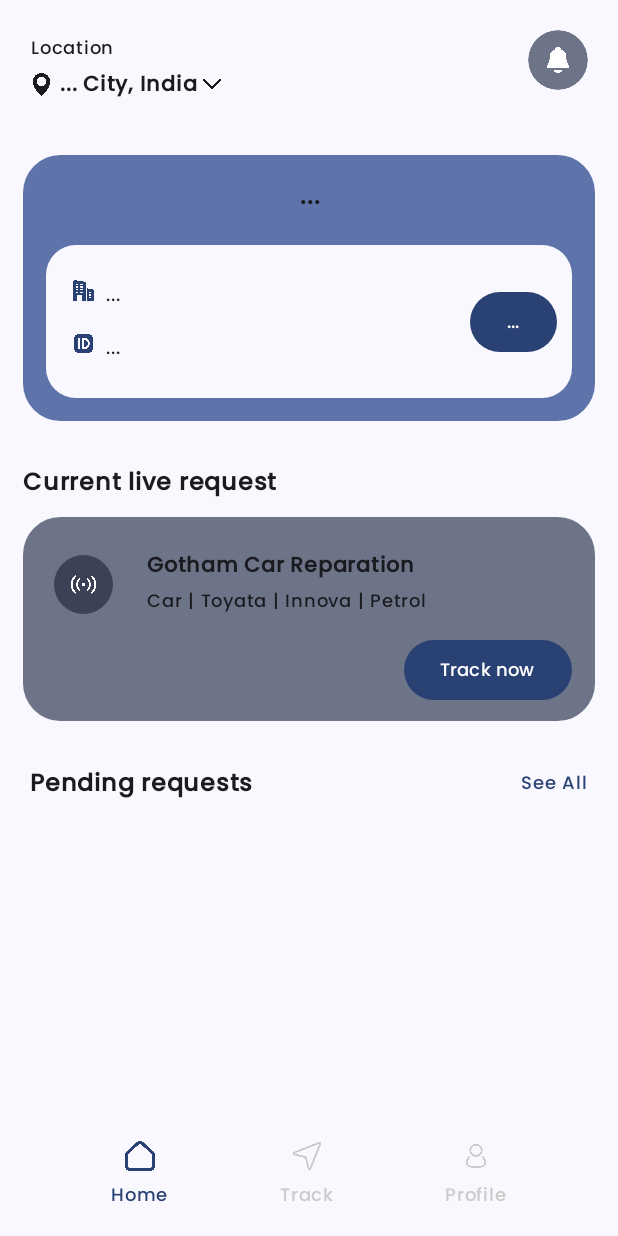
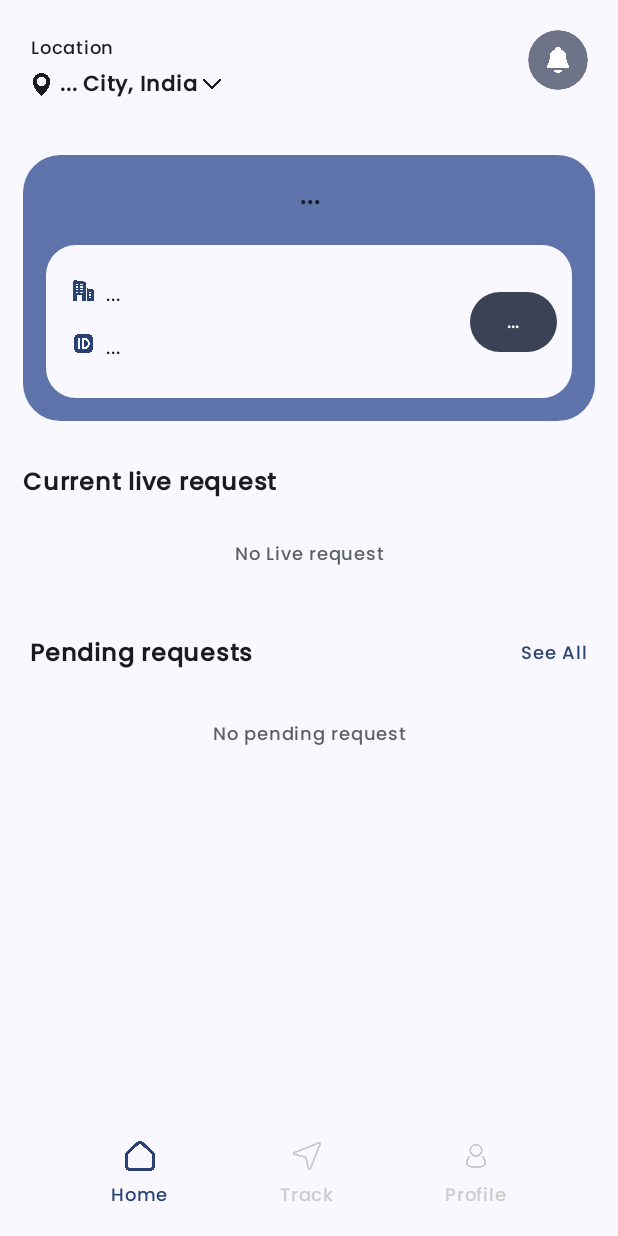
Before and after one commit to chiragpatel047/RapidRepairDeliverApp, an Android app built with Jetpack Compose: the MainScreen screen opened through its navigation route, on a phone screen of 412 x 824 dp. Run offline under Robolectric (Android 15) with nearby library versions, the phone set to English and light mode, and no system bars; our stand-ins replace Dagger/Hilt's generated code, Firebase (no records; nobody signed in at launch, a user with empty details on screens opened directly); 1 statement that could not run was skipped.

Commit message:
live-track-1

```diff
--- /dev/null
+++ b/app/src/main/java/com/chirag047/rapiddeliver/Common/NoDataText.kt
@@ -0,0 +1,38 @@
+package com.chirag047.rapiddeliver.Common
+
+import androidx.compose.animation.AnimatedContent
+import androidx.compose.animation.AnimatedVisibility
+import androidx.compose.foundation.layout.Column
+import androidx.compose.foundation.layout.fillMaxWidth
+import androidx.compose.foundation.layout.padding
+import androidx.compose.material3.MaterialTheme
+import androidx.compose.material3.Text
+import androidx.compose.runtime.Composable
+import androidx.compose.ui.Modifier
+import androidx.compose.ui.text.font.Font
+import androidx.compose.ui.text.font.FontFamily
+import androidx.compose.ui.text.style.TextAlign
+import androidx.compose.ui.unit.dp
+import androidx.compose.ui.unit.sp
+import com.chirag047.rapiddeliver.R
+
+@Composable
+fun NoDataText(text: String, isVisible: Boolean) {
+    AnimatedVisibility(isVisible) {
+        Column(
+            Modifier
+                .fillMaxWidth()
+                .padding(20.dp)
+        ) {
+            Text(
+                text = text,
+                color = MaterialTheme.colorScheme.outline,
+                textAlign = TextAlign.Center,
+                fontFamily = FontFamily(Font(R.font.poppins_medium)),
+                fontSize = 12.sp,
+                modifier = Modifier.fillMaxWidth()
+            )
+        }
+    }
+
+}
--- a/app/src/main/java/com/chirag047/rapiddeliver/Common/SingleServiceRequest.kt
+++ b/app/src/main/java/com/chirag047/rapiddeliver/Common/SingleServiceRequest.kt
@@ -44,7 +44,12 @@ import com.chirag047.rapiddeliver.Model.OrderModel
 import com.chirag047.rapiddeliver.R
 
 @Composable
-fun SingleSerivceRequest(orderModel: OrderModel, navController: NavController) {
+fun SingleSerivceRequest(
+    orderModel: OrderModel,
+    navController: NavController,
+    mechanicStatus: String,
+    startMechanicService: () -> Unit
+) {
 
     var icon = R.drawable.car_icon
 
@@ -80,7 +85,6 @@ fun SingleSerivceRequest(orderModel: OrderModel, navController: NavController) {
                     .clip(RoundedCornerShape(10.dp)),
                 horizontalAlignment = Alignment.CenterHorizontally,
                 verticalArrangement = Arrangement.Center
-
             ) {
                 Spacer(modifier = Modifier.padding(4.dp))
                 Box(
@@ -135,7 +139,7 @@ fun SingleSerivceRequest(orderModel: OrderModel, navController: NavController) {
                         RoundedCornerShape(25.dp)
                     )
                     .clickable {
-                        navController.navigate("ClientIssueDetailScreen" + "/${orderModel.orderId}" + "/${orderModel.userId}" + "/${orderModel.corporateId}" + "/${orderModel.corporateName}" + "/${orderModel.corporateAddress}" + "/${orderModel.vehicleOwner}" + "/${orderModel.vehicleType}" + "/${orderModel.vehicleCompany}" + "/${orderModel.vehicleModel}" + "/${orderModel.vehicleFuelType}" + "/${orderModel.vehicleLicensePlate}" + "/${orderModel.serviceType}" + "/${orderModel.clientAddress}" + "/${orderModel.clientLatitude}" + "/${orderModel.clientLongitude}" + "/${orderModel.clientAddedText}")
+                        navController.navigate("ClientIssueDetailScreen" + "/${orderModel.orderId}" + "/${orderModel.userId}" + "/${orderModel.corporateId}" + "/${orderModel.corporateName}" + "/${orderModel.corporateAddress}" + "/${orderModel.vehicleOwner}" + "/${orderModel.vehicleType}" + "/${orderModel.vehicleCompany}" + "/${orderModel.vehicleModel}" + "/${orderModel.vehicleFuelType}" + "/${orderModel.vehicleLicensePlate}" + "/${orderModel.serviceType}" + "/${orderModel.clientAddress}" + "/${orderModel.clientLatitude}" + "/${orderModel.clientLongitude}" + "/${orderModel.clientAddedText}" + "/$mechanicStatus")
                     }
             ) {
                 Text(
@@ -152,17 +156,21 @@ fun SingleSerivceRequest(orderModel: OrderModel, navController: NavController) {
             Row(
                 modifier = Modifier
                     .clip(RoundedCornerShape(25.dp))
-                    .background(MaterialTheme.colorScheme.primary)
+                    .background(if (mechanicStatus.equals("Available")) MaterialTheme.colorScheme.primary else MaterialTheme.colorScheme.secondary)
+                    .clickable {
+                        if (mechanicStatus.equals("Available")) {
+                            startMechanicService.invoke()
+                        }
+                    }
             ) {
                 Text(
                     text = "Start now",
                     fontSize = 10.sp,
-                    color = MaterialTheme.colorScheme.onPrimary,
+                    color = if (mechanicStatus.equals("Available")) MaterialTheme.colorScheme.onPrimary else MaterialTheme.colorScheme.onSecondary,
                     fontFamily = FontFamily(Font(R.font.poppins_medium)),
                     modifier = Modifier.padding(15.dp, 5.dp)
                 )
             }
-
         }
     }
 }
--- a/app/src/main/java/com/chirag047/rapiddeliver/MainActivity.kt
+++ b/app/src/main/java/com/chirag047/rapiddeliver/MainActivity.kt
@@ -85,7 +85,7 @@ class MainActivity : ComponentActivity() {
                 SelectCityScreen(navController, sharedPreferences)
             }
 
-            composable(route = "ClientIssueDetailScreen" + "/{orderId}/{userId}/{corporateId}/{corporateName}/{corporateAddress}/{vehicleOwner}/{vehicleType}/{vehicleCompany}/{vehicleModel}/{vehicleFuelType}/{vehicleLicensePlate}/{serviceType}/{clientAddress}/{clientLatitude}/{clientLongitude}/{clientAddedText}") {
+            composable(route = "ClientIssueDetailScreen" + "/{orderId}/{userId}/{corporateId}/{corporateName}/{corporateAddress}/{vehicleOwner}/{vehicleType}/{vehicleCompany}/{vehicleModel}/{vehicleFuelType}/{vehicleLicensePlate}/{serviceType}/{clientAddress}/{clientLatitude}/{clientLongitude}/{clientAddedText}/{mechanicStatus}") {
 
                 val orderId = it.arguments?.getString("orderId")!!
                 val userId = it.arguments?.getString("userId")!!
@@ -103,9 +103,11 @@ class MainActivity : ComponentActivity() {
                 val clientLatitude = it.arguments?.getString("clientLatitude")!!
                 val clientLongitude = it.arguments?.getString("clientLongitude")!!
                 val clientAddedText = it.arguments?.getString("clientAddedText")!!
+                val mechanicStatus = it.arguments?.getString("mechanicStatus")!!
 
                 ClientIssueDetailScreen(
                     navController,
+                    sharedPreferences,
                     orderId,
                     userId,
                     corporateId,
@@ -121,7 +123,8 @@ class MainActivity : ComponentActivity() {
                     clientAddress,
                     clientLatitude,
                     clientLongitude,
-                    clientAddedText
+                    clientAddedText,
+                    mechanicStatus
                 )
             }
 
--- a/app/src/main/java/com/chirag047/rapiddeliver/Repository/DataRepository.kt
+++ b/app/src/main/java/com/chirag047/rapiddeliver/Repository/DataRepository.kt
@@ -60,4 +60,50 @@ class DataRepository @Inject constructor(val auth: FirebaseAuth, val firestore:
             }
         }
 
+
+    suspend fun getLiveRequest(mechanicId: String): Flow<ResponseType<List<OrderModel>>> =
+        callbackFlow {
+
+            trySend(ResponseType.Loading())
+
+            firestore.collection("orders")
+                .whereEqualTo("mechanicId", mechanicId)
+                .whereEqualTo("orderStatus", "Live")
+                .addSnapshotListener { value, error ->
+                    trySend(ResponseType.Success(value!!.toObjects(OrderModel::class.java)))
+                }
+
+            awaitClose {
+                close()
+            }
+        }
+
+
+    suspend fun startMechanicService(orderId: String): Flow<ResponseType<String>> =
+        callbackFlow {
+            trySend(ResponseType.Loading())
+
+            firestore.collection("orders")
+                .document(orderId)
+                .update("orderStatus", "Live")
+                .addOnCompleteListener {
+                    if (it.isSuccessful) {
+                        firestore.collection("mechanicUsers")
+                            .document(auth.currentUser!!.uid)
+                            .update("mechanicStatus", "On service")
+                            .addOnCompleteListener {
+                                if (it.isSuccessful) {
+                                    trySend(ResponseType.Success("Started now"))
+                                }
+                            }
+                    } else {
+                        trySend(ResponseType.Error("Something went wrong"))
+                    }
+                }
+
+            awaitClose {
+                close()
+            }
+        }
+
 }
--- a/app/src/main/java/com/chirag047/rapiddeliver/Screens/HomeScreen.kt
+++ b/app/src/main/java/com/chirag047/rapiddeliver/Screens/HomeScreen.kt
@@ -37,10 +37,13 @@ import androidx.compose.ui.unit.dp
 import androidx.compose.ui.unit.sp
 import androidx.hilt.navigation.compose.hiltViewModel
 import androidx.navigation.NavController
+import com.chirag047.rapiddeliver.Common.NoDataText
 import com.chirag047.rapiddeliver.Common.ResponseType
 import com.chirag047.rapiddeliver.Common.SingleSerivceRequest
 import com.chirag047.rapiddeliver.Common.TrackSingle
 import com.chirag047.rapiddeliver.Components.GrayFilledSimpleButton
+import com.chirag047.rapiddeliver.Components.SnackbarWithoutScaffold
+import com.chirag047.rapiddeliver.Components.customProgressBar
 import com.chirag047.rapiddeliver.Components.poppinsBoldCenterText
 import com.chirag047.rapiddeliver.Components.poppinsBoldText
 import com.chirag047.rapiddeliver.Components.textWithSeeAllText
@@ -58,6 +61,14 @@ fun HomeScreen(navController: NavController, sharedPreferences: SharedPreference
         val homeScreenViewModel: HomeScreenViewModel = hiltViewModel()
         val scope = rememberCoroutineScope()
         val scroll = rememberScrollState()
+
+        val showProgressBar = remember {
+            mutableStateOf(false)
+        }
+
+        var openMySnackbar = remember { mutableStateOf(false) }
+        var snackBarMsg = remember { mutableStateOf("") }
+
 
         val mechanicCity = remember {
             mutableStateOf("...")
@@ -80,6 +91,10 @@ fun HomeScreen(navController: NavController, sharedPreferences: SharedPreference
         }
 
         val pendingOrdersList = remember {
+            mutableStateOf(mutableListOf(OrderModel()))
+        }
+
+        val liveOrdersList = remember {
             mutableStateOf(mutableListOf(OrderModel()))
         }
 
@@ -110,7 +125,8 @@ fun HomeScreen(navController: NavController, sharedPreferences: SharedPreference
         Column(
             Modifier
                 .fillMaxWidth()
-                .verticalScroll(scroll)) {
+                .verticalScroll(scroll)
+        ) {
 
             Row(
                 modifier = Modifier
@@ -227,8 +243,6 @@ fun HomeScreen(navController: NavController, sharedPreferences: SharedPreference
                                 )
                             }
 
-
-
                             Spacer(modifier = Modifier.padding(8.dp))
 
                         }
@@ -237,7 +251,7 @@ fun HomeScreen(navController: NavController, sharedPreferences: SharedPreference
                             onClick = {
 
                             },
-                            colors = ButtonDefaults.buttonColors(MaterialTheme.colorScheme.primary),
+                            colors = ButtonDefaults.buttonColors(if (mechanicStatus.value.equals("Available")) MaterialTheme.colorScheme.primary else MaterialTheme.colorScheme.secondary),
                             modifier = Modifier
                                 .padding(0.dp, 0.dp, 10.dp, 0.dp)
                         ) {
@@ -262,9 +276,34 @@ fun HomeScreen(navController: NavController, sharedPreferences: SharedPreference
 
             Spacer(modifier = Modifier.padding(2.dp))
 
-            TrackSingle("Gotham Car Reparation", "Car | Toyata | Innova | Petrol") {
-                navController.navigate("TrackNowScreen")
+            val mechanicId = sharedPreferences.getString("mechanicId", "")!!
+
+            LaunchedEffect(key1 = Unit) {
+                scope.launch(Dispatchers.Main) {
+                    homeScreenViewModel.getLiveRequest(mechanicId).collect {
+                        when (it) {
+                            is ResponseType.Error -> {
+
+                            }
+
+                            is ResponseType.Loading -> {
+
+                            }
+
+                            is ResponseType.Success -> {
+                                val list = mutableListOf(OrderModel())
+                                list.clear()
+                                list.addAll(it.data!!)
+                                liveOrdersList.value = list
+
+                            }
+                        }
+                    }
+                }
             }
+
+            NoDataText("No Live request", liveOrdersList.value.size.equals(0))
+            loadLiveRequests(liveOrdersList.value, navController)
 
             Spacer(modifier = Modifier.padding(6.dp))
 
@@ -274,8 +313,6 @@ fun HomeScreen(navController: NavController, sharedPreferences: SharedPreference
 
             LaunchedEffect(key1 = Unit) {
                 scope.launch(Dispatchers.Main) {
-
-                    val mechanicId = sharedPreferences.getString("mechanicId", "")!!
 
                     homeScreenViewModel.getPendingRequest(mechanicId).collect {
                         when (it) {
@@ -300,19 +337,73 @@ fun HomeScreen(navController: NavController, sharedPreferences: SharedPreference
                 }
             }
 
-            loadPendingRequests(list = pendingOrdersList.value, navController = navController)
+            NoDataText("No pending request", pendingOrdersList.value.size.equals(0))
 
+            loadPendingRequests(
+                list = pendingOrdersList.value,
+                navController = navController,
+                homeScreenViewModel,
+                mechanicStatus.value
+            )
+
+        }
+        customProgressBar(show = showProgressBar.value, title = "Wait a moment...")
+
+        SnackbarWithoutScaffold(
+            snackBarMsg.value, openMySnackbar.value, { openMySnackbar.value = it }, Modifier.align(
+                Alignment.BottomCenter
+            )
+        )
+    }
+}
+
+@Composable
+fun loadPendingRequests(
+    list: List<OrderModel>,
+    navController: NavController,
+    homeScreenViewModel: HomeScreenViewModel,
+    mechanicStatus: String
+
+) {
+    val scope = rememberCoroutineScope()
+
+    list.forEach {
+        SingleSerivceRequest(
+            it,
+            navController,
+            mechanicStatus
+        ) {
+            if (mechanicStatus.equals("Available")) {
+                scope.launch(Dispatchers.Main) {
+                    homeScreenViewModel.startMechanicService(it.orderId).collect {
+                        when (it) {
+                            is ResponseType.Error -> {
+
+                            }
+
+                            is ResponseType.Loading -> {
+
+                            }
+
+                            is ResponseType.Success -> {
+
+                            }
+                        }
+                    }
+                }
+            }
         }
     }
 }
 
 @Composable
-fun loadPendingRequests(list: List<OrderModel>, navController: NavController) {
-
+fun loadLiveRequests(list: List<OrderModel>, navController: NavController) {
     list.forEach {
-        SingleSerivceRequest(
-            it,
-            navController
-        )
+        TrackSingle(
+            it.vehicleOwner,
+            it.vehicleCompany + " " + it.vehicleModel + " | " + it.vehicleFuelType
+        ) {
+            navController.navigate("TrackNowScreen")
+        }
     }
 }
--- a/app/src/main/java/com/chirag047/rapiddeliver/Viewmodels/HomeScreenViewModel.kt
+++ b/app/src/main/java/com/chirag047/rapiddeliver/Viewmodels/HomeScreenViewModel.kt
@@ -10,4 +10,9 @@ class HomeScreenViewModel @Inject constructor(val dataRepository: DataRepository
 
     suspend fun getUserDetail() = dataRepository.getUserDetail()
     suspend fun getPendingRequest(mechanicId: String) = dataRepository.getPendingRequest(mechanicId)
+
+    suspend fun startMechanicService(orderId: String) =
+        dataRepository.startMechanicService(orderId)
+
+    suspend fun getLiveRequest(mechanicId: String) = dataRepository.getLiveRequest(mechanicId)
 }
```
Also changed, not shown: app/src/main/java/com/chirag047/rapiddeliver/Screens/ClientIssueDetailScreen.kt (+43 -3 lines), app/src/main/java/com/chirag047/rapiddeliver/Viewmodels/ClientIssueDetailViewModel.kt (added, +14 -0 lines).
